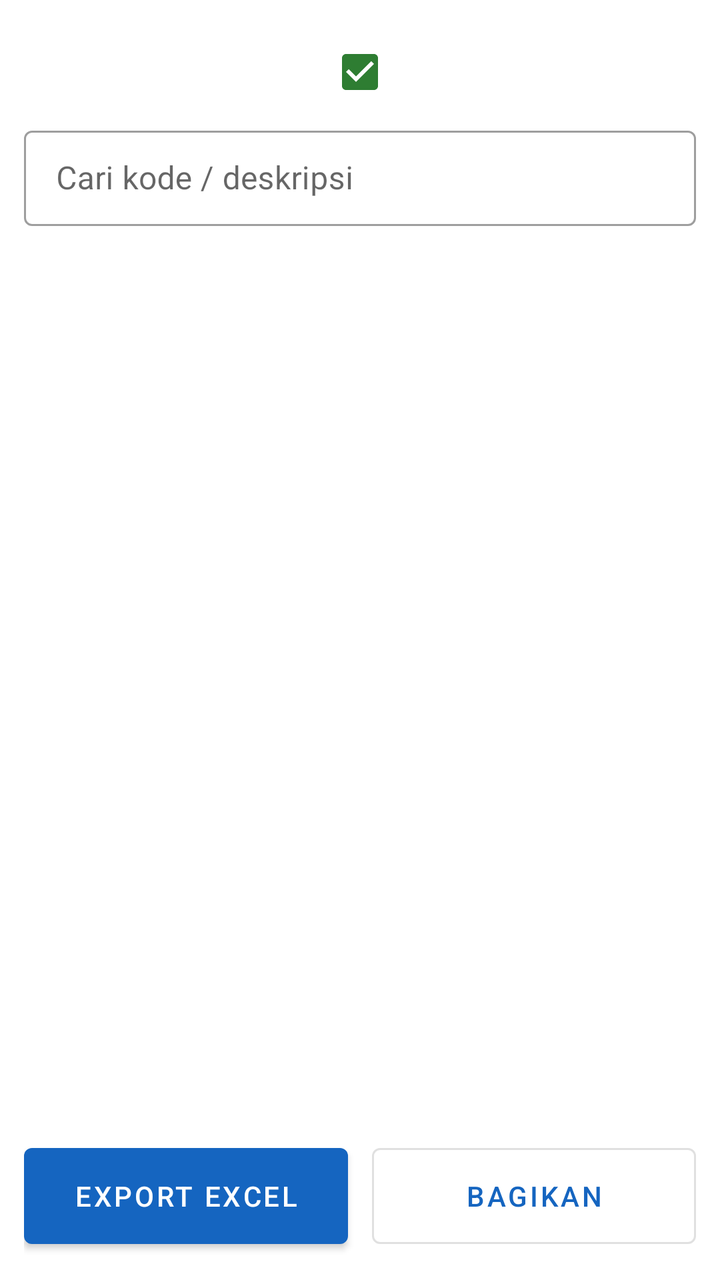
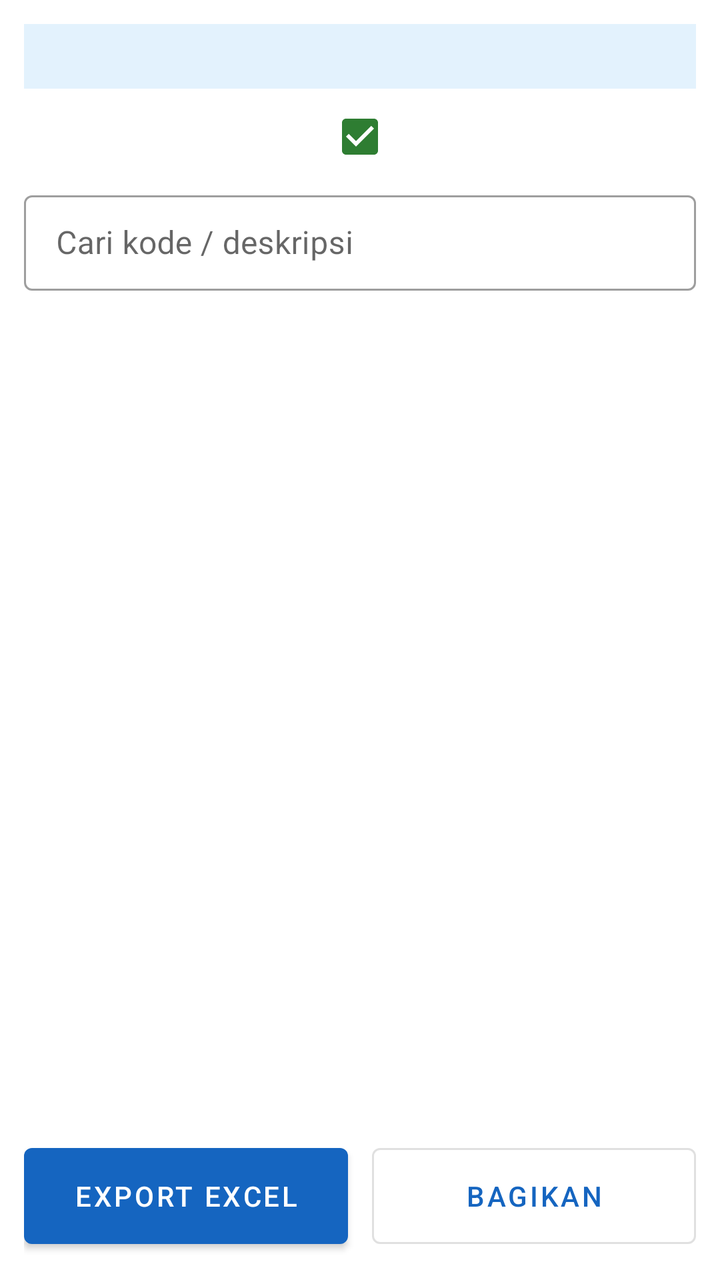

Compare the two renders of this Android layout. The source of the first and the diff that turns it into the second are given below.
<!-- AndroidManifest.xml: application theme Theme.CacahStok -->
<!-- res/layout/activity_result.xml -->
<?xml version="1.0" encoding="utf-8"?>
<LinearLayout xmlns:android="http://schemas.android.com/apk/res/android"
    android:layout_width="match_parent"
    android:layout_height="match_parent"
    android:orientation="vertical"
    android:padding="12dp">

    <CheckBox
        android:id="@+id/cbLokasi"
        android:layout_width="match_parent"
        android:layout_height="wrap_content"
        android:checked="true" />

    <com.google.android.material.textfield.TextInputLayout
        style="@style/Widget.MaterialComponents.TextInputLayout.OutlinedBox.Dense"
        android:layout_width="match_parent"
        android:layout_height="wrap_content"
        android:hint="Cari kode / deskripsi">

        <com.google.android.material.textfield.TextInputEditText
            android:id="@+id/etSearch"
            android:layout_width="match_parent"
            android:layout_height="wrap_content"
            android:inputType="text"
            android:singleLine="true" />
    </com.google.android.material.textfield.TextInputLayout>

    <TextView
        android:id="@+id/tvSummary"
        android:layout_width="wrap_content"
        android:layout_height="wrap_content"
        android:layout_marginTop="8dp"
        android:textStyle="bold" />

    <androidx.recyclerview.widget.RecyclerView
        android:id="@+id/rvResult"
        android:layout_width="match_parent"
        android:layout_height="0dp"
        android:layout_weight="1" />

    <LinearLayout
        android:layout_width="match_parent"
        android:layout_height="wrap_content"
        android:orientation="horizontal">

        <com.google.android.material.button.MaterialButton
            android:id="@+id/btnExport"
            android:layout_width="0dp"
            android:layout_height="60dp"
            android:layout_marginEnd="6dp"
            android:layout_weight="1"
            android:text="EXPORT EXCEL" />

        <com.google.android.material.button.MaterialButton
            android:id="@+id/btnShare"
            style="@style/Widget.MaterialComponents.Button.OutlinedButton"
            android:layout_width="0dp"
            android:layout_height="60dp"
            android:layout_marginStart="6dp"
            android:layout_weight="1"
            android:text="BAGIKAN" />
    </LinearLayout>
</LinearLayout>
<!-- resources referenced by this layout -->
<resources>
  <style name="Theme.CacahStok" parent="Theme.MaterialComponents.Light.DarkActionBar">
          <item name="colorPrimary">@color/primary</item>
          <item name="colorPrimaryVariant">@color/primary_dark</item>
          <item name="colorOnPrimary">@android:color/white</item>
          <item name="colorSecondary">@color/accent</item>
          <item name="colorOnSecondary">@android:color/white</item>
          <item name="android:statusBarColor">@color/primary_dark</item>
      </style>
  <color name="primary">#1565C0</color>
  <color name="primary_dark">#0D47A1</color>
  <color name="accent">#2E7D32</color>
</resources>

<!-- the commit's change to res/layout/activity_result.xml (unified diff, before → after) -->
@@ -4,6 +4,14 @@
     android:layout_height="match_parent"
     android:orientation="vertical"
     android:padding="12dp">
+
+    <TextView
+        android:id="@+id/tvSync"
+        android:layout_width="match_parent"
+        android:layout_height="wrap_content"
+        android:background="@color/card_bg"
+        android:padding="8dp"
+        android:textSize="12sp" />
 
     <CheckBox
         android:id="@+id/cbLokasi"
<!-- resource entries referenced after the edit -->
@@ -1,5 +1,6 @@
 <!-- resources referenced by this layout -->
 <resources>
+  <color name="card_bg">#E3F2FD</color>
   <style name="Theme.CacahStok" parent="Theme.MaterialComponents.Light.DarkActionBar">
           <item name="colorPrimary">@color/primary</item>
           <item name="colorPrimaryVariant">@color/primary_dark</item>
